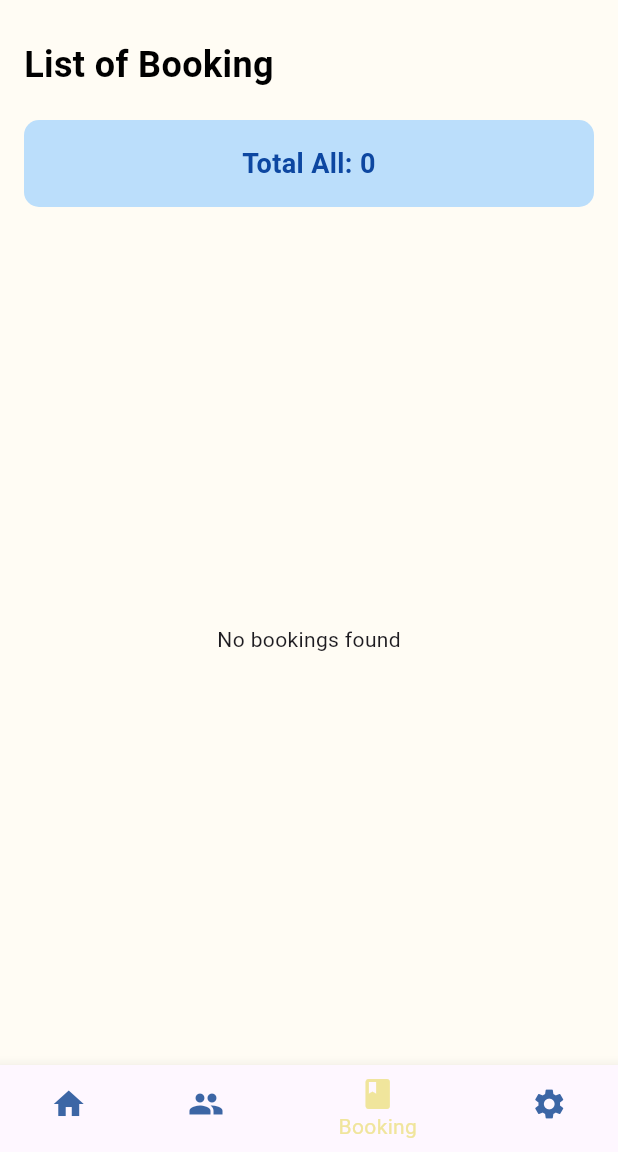
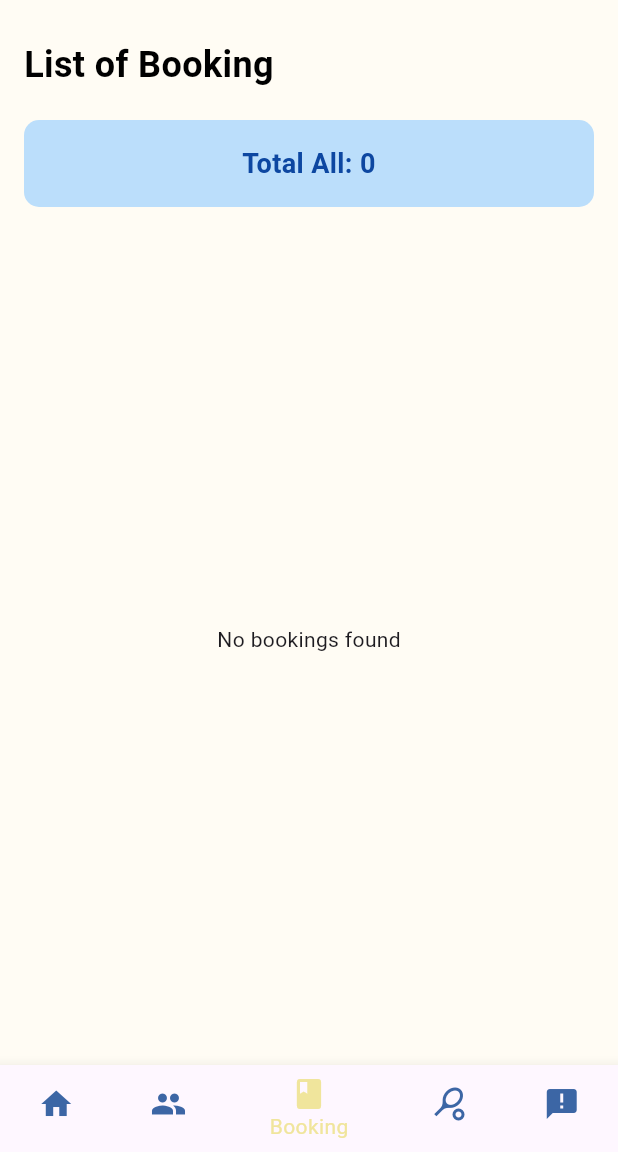
Before and after one commit to nuramirahathirahnazli/ByteBurst, a Flutter app: the ViewListBooking screen opened directly, on a phone screen of 412 x 824 dp, the part 84-1236 px from its top. Run offline on Flutter 3.47's test engine with Material 3 defaults, Android fonts, the phone set to English and light mode, and no system bars; our stand-ins replace cloud_firestore, firebase_auth, firebase_core, table_calendar; accounts and stored records are empty.

Commit message:
Add Navigation Bart for Admin at common widget

```diff
--- a/utmfit/lib/screens/admin/Booking/view_list_booking.dart
+++ b/utmfit/lib/screens/admin/Booking/view_list_booking.dart
@@ -3,6 +3,7 @@ import 'package:cloud_firestore/cloud_firestore.dart';
 import 'package:intl/intl.dart';
 import 'package:utmfit/src/common_widgets/sidebar.dart';
 import 'package:utmfit/src/constants/colors.dart';
+import 'package:utmfit/src/common_widgets/admin_bottom_navigation.dart'; // Import the new widget
 
 class ViewListBooking extends StatefulWidget {
   const ViewListBooking({Key? key}) : super(key: key);
@@ -216,65 +217,10 @@ class _ViewListBookingState extends State<ViewListBooking> {
           ],
         ),
       ),
-      bottomNavigationBar: BottomNavigationBar(
-        items: <BottomNavigationBarItem>[
-          BottomNavigationBarItem(
-            icon: Icon(
-              Icons.home,
-              color: _selectedIndex == 0 ? clrAdmin4 : clrAdminPrimary,
-            ),
-            label: 'Home',
-          ),
-          BottomNavigationBarItem(
-            icon: Icon(
-              Icons.people,
-              color: _selectedIndex == 1 ? clrAdmin4 : clrAdminPrimary,
-            ),
-            label: 'User',
-          ),
-          BottomNavigationBarItem(
-            icon: Icon(
-              Icons.book,
-              color: _selectedIndex == 2 ? clrAdmin4 : clrAdminPrimary,
-            ),
-            label: 'Booking',
-          ),
-          BottomNavigationBarItem(
-            icon: Icon(
-              Icons.settings,
-              color: _selectedIndex == 3 ? clrAdmin4 : clrAdminPrimary,
-            ),
-            label: 'Facilities',
-          ),
-        ],
-        currentIndex: _selectedIndex,
-        selectedItemColor: clrAdmin4,
-        unselectedItemColor: clrAdminPrimary,
-        onTap: _onItemTapped,
+      bottomNavigationBar: AdminBottomNavigation(
+        selectedIndex: _selectedIndex,
+        onItemTapped: _onItemTapped,
       ),
     );
   }
 }
-
-class CurvePainter extends CustomPainter {
-  @override
-  void paint(Canvas canvas, Size size) {
-    var paint = Paint();
-    paint.color = clrAdminPrimary;
-    paint.style = PaintingStyle.fill;
-
-    var path = Path();
-    path.moveTo(0, size.height * 0.5);
-    path.quadraticBezierTo(size.width / 2, size.height, size.width, size.height * 0.5);
-    path.lineTo(size.width, 0);
-    path.lineTo(0, 0);
-    path.close();
-
-    canvas.drawPath(path, paint);
-  }
-
-  @override
-  bool shouldRepaint(CustomPainter oldDelegate) {
-    return false;
-  }
-}
--- /dev/null
+++ b/utmfit/lib/src/common_widgets/admin_bottom_navigation.dart
@@ -0,0 +1,60 @@
+import 'package:flutter/material.dart';
+import 'package:utmfit/src/constants/colors.dart';
+
+class AdminBottomNavigation extends StatelessWidget {
+  final int selectedIndex;
+  final Function(int) onItemTapped;
+
+  const AdminBottomNavigation({
+    Key? key,
+    required this.selectedIndex,
+    required this.onItemTapped,
+  }) : super(key: key);
+
+  @override
+  Widget build(BuildContext context) {
+    return BottomNavigationBar(
+      items: <BottomNavigationBarItem>[
+        BottomNavigationBarItem(
+          icon: Icon(
+            Icons.home,
+            color: selectedIndex == 0 ? clrAdmin4 : clrAdminPrimary,
+          ),
+          label: 'Home',
+        ),
+        BottomNavigationBarItem(
+          icon: Icon(
+            Icons.people,
+            color: selectedIndex == 1 ? clrAdmin4 : clrAdminPrimary,
+          ),
+          label: 'User',
+        ),
+        BottomNavigationBarItem(
+          icon: Icon(
+            Icons.book,
+            color: selectedIndex == 2 ? clrAdmin4 : clrAdminPrimary,
+          ),
+          label: 'Booking',
+        ),
+        BottomNavigationBarItem(
+          icon: Icon(
+            Icons.sports_tennis,
+            color: selectedIndex == 3 ? clrAdmin4 : clrAdminPrimary,
+          ),
+          label: 'Facilities',
+        ),
+        BottomNavigationBarItem(
+          icon: Icon(
+            Icons.announcement,
+            color: selectedIndex == 4 ? clrAdmin4 : clrAdminPrimary,
+          ),
+          label: 'Announcement',
+        ),
+      ],
+      currentIndex: selectedIndex,
+      selectedItemColor: clrAdmin4,
+      unselectedItemColor: clrAdminPrimary,
+      onTap: onItemTapped,
+    );
+  }
+}
```
